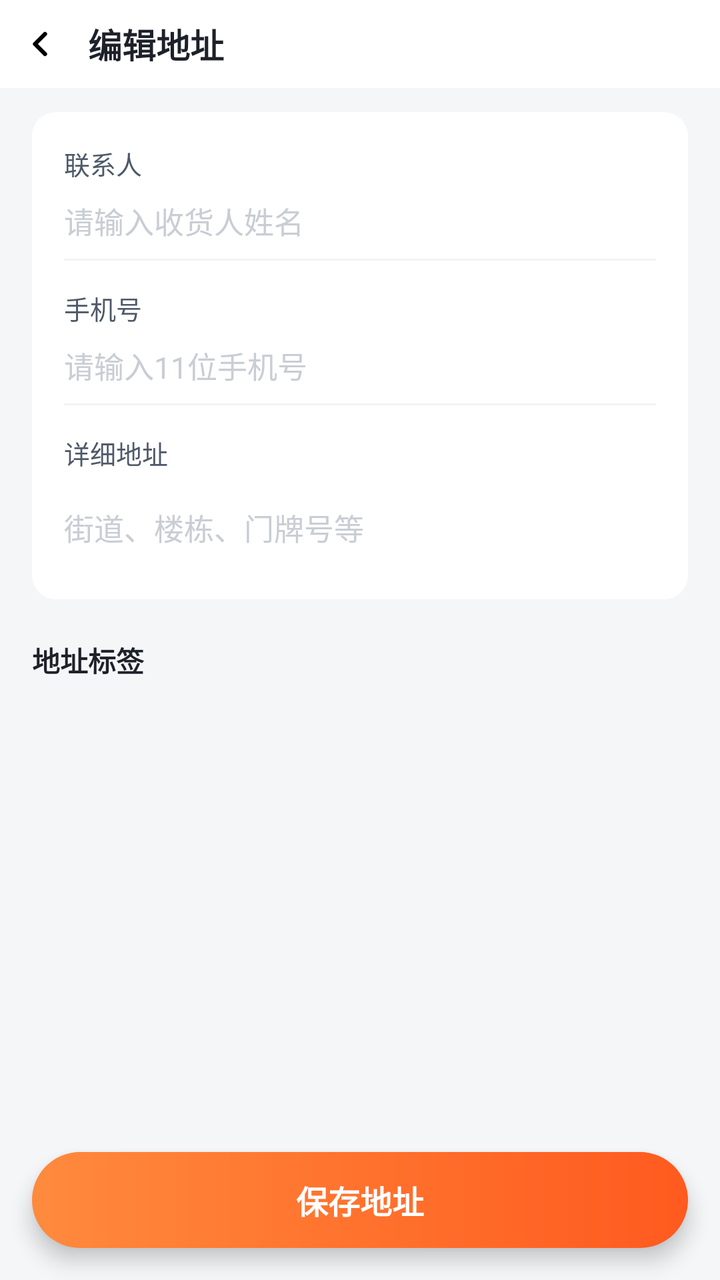
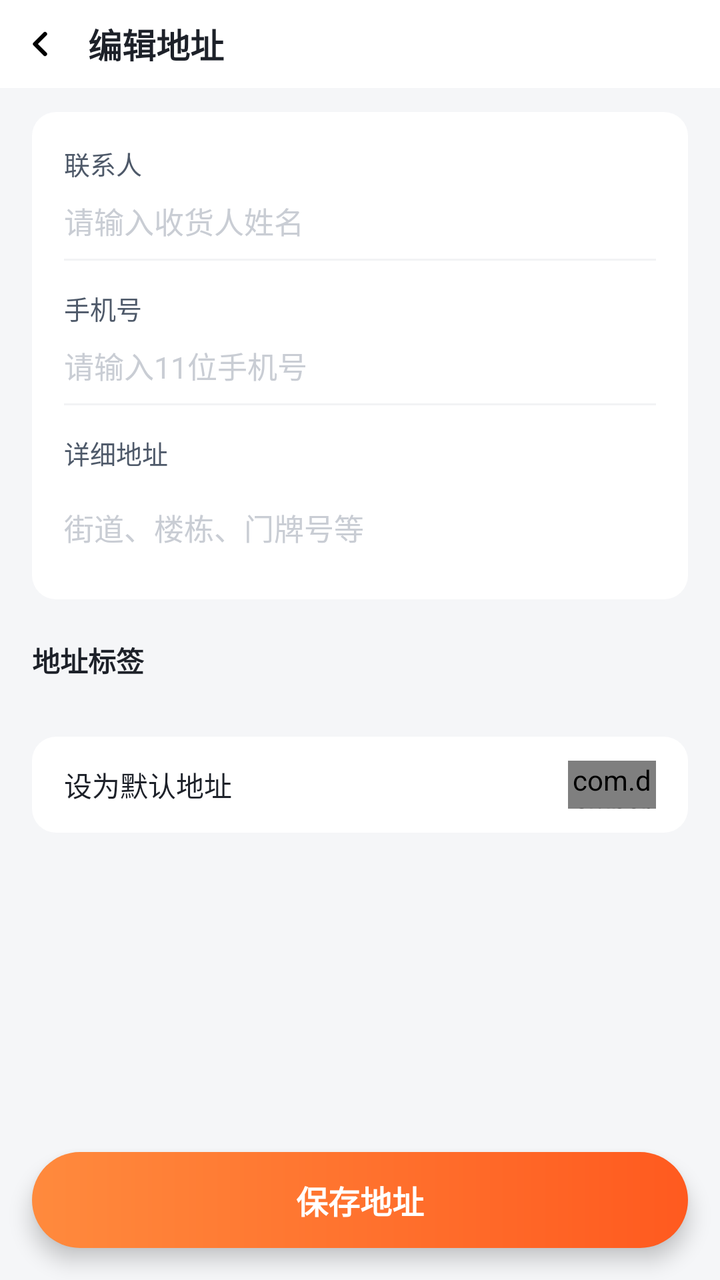

Two renders of the same Android screen: before a commit and after it. Below are the layout's source before the change and the commit's diff.
<!-- AndroidManifest.xml: application theme Theme.DawnClient -->
<!-- res/layout/activity_address_edit.xml -->
<?xml version="1.0" encoding="utf-8"?>
<LinearLayout xmlns:android="http://schemas.android.com/apk/res/android"
    android:layout_width="match_parent"
    android:layout_height="match_parent"
    android:background="@color/bg"
    android:orientation="vertical">

    <LinearLayout
        android:layout_width="match_parent"
        android:layout_height="44dp"
        android:background="@color/white"
        android:gravity="center_vertical"
        android:orientation="horizontal">

        <ImageView
            android:id="@+id/btnBack"
            android:layout_width="40dp"
            android:layout_height="match_parent"
            android:contentDescription="返回"
            android:padding="10dp"
            android:src="@drawable/ic_chevron_left" />

        <TextView
            android:layout_width="wrap_content"
            android:layout_height="wrap_content"
            android:layout_marginLeft="4dp"
            android:text="编辑地址"
            android:textColor="@color/text_primary"
            android:textSize="17sp"
            android:textStyle="bold" />
    </LinearLayout>

    <ScrollView
        android:layout_width="match_parent"
        android:layout_height="0dp"
        android:layout_weight="1"
        android:scrollbars="none">

        <LinearLayout
            android:layout_width="match_parent"
            android:layout_height="wrap_content"
            android:orientation="vertical">

            <LinearLayout
                android:layout_width="match_parent"
                android:layout_height="wrap_content"
                android:layout_marginLeft="16dp"
                android:layout_marginTop="12dp"
                android:layout_marginRight="16dp"
                android:background="@drawable/bg_card"
                android:orientation="vertical"
                android:padding="16dp">

                <TextView
                    android:layout_width="wrap_content"
                    android:layout_height="wrap_content"
                    android:text="联系人"
                    android:textColor="@color/text_secondary"
                    android:textSize="13sp" />

                <EditText
                    android:id="@+id/etName"
                    android:layout_width="match_parent"
                    android:layout_height="wrap_content"
                    android:layout_marginTop="8dp"
                    android:background="@null"
                    android:hint="请输入收货人姓名"
                    android:importantForAutofill="no"
                    android:textColor="@color/text_primary"
                    android:textColorHint="@color/text_faint"
                    android:textSize="15sp" />

                <View
                    android:layout_width="match_parent"
                    android:layout_height="1dp"
                    android:layout_marginTop="8dp"
                    android:background="@color/divider" />

                <TextView
                    android:layout_width="wrap_content"
                    android:layout_height="wrap_content"
                    android:layout_marginTop="14dp"
                    android:text="手机号"
                    android:textColor="@color/text_secondary"
                    android:textSize="13sp" />

                <EditText
                    android:id="@+id/etPhone"
                    android:layout_width="match_parent"
                    android:layout_height="wrap_content"
                    android:layout_marginTop="8dp"
                    android:background="@null"
                    android:hint="请输入11位手机号"
                    android:importantForAutofill="no"
                    android:inputType="phone"
                    android:maxLength="11"
                    android:textColor="@color/text_primary"
                    android:textColorHint="@color/text_faint"
                    android:textSize="15sp" />

                <View
                    android:layout_width="match_parent"
                    android:layout_height="1dp"
                    android:layout_marginTop="8dp"
                    android:background="@color/divider" />

                <TextView
                    android:layout_width="wrap_content"
                    android:layout_height="wrap_content"
                    android:layout_marginTop="14dp"
                    android:text="详细地址"
                    android:textColor="@color/text_secondary"
                    android:textSize="13sp" />

                <EditText
                    android:id="@+id/etDetail"
                    android:layout_width="match_parent"
                    android:layout_height="wrap_content"
                    android:layout_marginTop="8dp"
                    android:background="@null"
                    android:hint="街道、楼栋、门牌号等"
                    android:importantForAutofill="no"
                    android:inputType="textMultiLine"
                    android:minLines="2"
                    android:textColor="@color/text_primary"
                    android:textColorHint="@color/text_faint"
                    android:textSize="15sp" />
            </LinearLayout>

            <TextView
                android:layout_width="wrap_content"
                android:layout_height="wrap_content"
                android:layout_marginLeft="16dp"
                android:layout_marginTop="20dp"
                android:text="地址标签"
                android:textColor="@color/text_primary"
                android:textSize="14sp"
                android:textStyle="bold" />

            <LinearLayout
                android:id="@+id/tagRow"
                android:layout_width="match_parent"
                android:layout_height="wrap_content"
                android:layout_marginLeft="16dp"
                android:layout_marginTop="12dp"
                android:layout_marginRight="16dp"
                android:orientation="horizontal" />

            <View
                android:layout_width="match_parent"
                android:layout_height="16dp" />
        </LinearLayout>
    </ScrollView>

    <TextView
        android:id="@+id/btnSave"
        android:layout_width="match_parent"
        android:layout_height="48dp"
        android:layout_margin="16dp"
        android:background="@drawable/bg_btn_grad"
        android:elevation="6dp"
        android:gravity="center"
        android:text="保存地址"
        android:textColor="@color/white"
        android:textSize="16sp"
        android:textStyle="bold" />
</LinearLayout>
<!-- resources referenced by this layout -->
<resources>
  <color name="bg">#F5F6F8</color>
  <color name="divider">#F2F3F5</color>
  <color name="text_faint">#C9CDD4</color>
  <color name="text_primary">#1D2129</color>
  <color name="text_secondary">#4E5969</color>
  <color name="white">#FFFFFF</color>
  <!-- drawable bg_btn_grad (drawable) -->
  <?xml version="1.0" encoding="utf-8"?>
  <shape xmlns:android="http://schemas.android.com/apk/res/android">
      <gradient
          android:angle="0"
          android:endColor="#FF5A1F"
          android:startColor="#FF8A3D" />
      <corners android:radius="24dp" />
  </shape>
  <!-- drawable bg_card (drawable) -->
  <?xml version="1.0" encoding="utf-8"?>
  <shape xmlns:android="http://schemas.android.com/apk/res/android">
      <solid android:color="@color/white" />
      <corners android:radius="12dp" />
  </shape>
  <!-- drawable ic_chevron_left (drawable) -->
  <?xml version="1.0" encoding="utf-8"?>
  <vector xmlns:android="http://schemas.android.com/apk/res/android"
      android:width="24dp"
      android:height="24dp"
      android:viewportWidth="24"
      android:viewportHeight="24">
      <path
          android:fillColor="@android:color/transparent"
          android:strokeColor="#FF000000"
          android:strokeLineCap="round"
          android:strokeLineJoin="round"
          android:strokeWidth="2.5"
          android:pathData="M15,18l-6,-6l6,-6" />
  </vector>
  <style name="Theme.DawnClient" parent="Theme.AppCompat.Light.NoActionBar">
          <item name="android:windowBackground">@color/bg</item>
          <item name="android:statusBarColor">@android:color/transparent</item>
          <item name="android:navigationBarColor">@android:color/transparent</item>
          <item name="android:windowLightStatusBar">false</item>
          <item name="android:forceDarkAllowed">false</item>
          <item name="colorPrimary">@color/primary</item>
          <item name="colorPrimaryDark">@color/primary_dark</item>
          <item name="colorAccent">@color/primary</item>
      </style>
  <color name="primary">#FF6B2C</color>
  <color name="primary_dark">#FF5A1F</color>
</resources>

<!-- the commit's change to res/layout/activity_address_edit.xml (unified diff, before → after) -->
@@ -21,6 +21,7 @@
             android:src="@drawable/ic_chevron_left" />
 
         <TextView
+            android:id="@+id/tvTitle"
             android:layout_width="wrap_content"
             android:layout_height="wrap_content"
             android:layout_marginLeft="4dp"
@@ -145,6 +146,48 @@
                 android:layout_marginTop="12dp"
                 android:layout_marginRight="16dp"
                 android:orientation="horizontal" />
+
+            <LinearLayout
+                android:layout_width="match_parent"
+                android:layout_height="wrap_content"
+                android:layout_marginLeft="16dp"
+                android:layout_marginTop="16dp"
+                android:layout_marginRight="16dp"
+                android:background="@drawable/bg_card"
+                android:gravity="center_vertical"
+                android:orientation="horizontal"
+                android:paddingLeft="16dp"
+                android:paddingRight="16dp"
+                android:paddingTop="12dp"
+                android:paddingBottom="12dp">
+
+                <TextView
+                    android:layout_width="0dp"
+                    android:layout_height="wrap_content"
+                    android:layout_weight="1"
+                    android:text="设为默认地址"
+                    android:textColor="@color/text_primary"
+                    android:textSize="14sp" />
+
+                <com.dawnerrand.client.ui.components.SwitchView
+                    android:id="@+id/switchDefault"
+                    android:layout_width="44dp"
+                    android:layout_height="24dp" />
+            </LinearLayout>
+
+            <TextView
+                android:id="@+id/btnDelete"
+                android:layout_width="match_parent"
+                android:layout_height="46dp"
+                android:layout_marginLeft="16dp"
+                android:layout_marginTop="16dp"
+                android:layout_marginRight="16dp"
+                android:background="@drawable/bg_btn_outline"
+                android:gravity="center"
+                android:text="删除该地址"
+                android:textColor="@color/reward"
+                android:textSize="14sp"
+                android:visibility="gone" />
 
             <View
                 android:layout_width="match_parent"
<!-- resource entries referenced after the edit -->
@@ -2,6 +2,7 @@
 <resources>
   <color name="bg">#F5F6F8</color>
   <color name="divider">#F2F3F5</color>
+  <color name="reward">#FF4D4F</color>
   <color name="text_faint">#C9CDD4</color>
   <color name="text_primary">#1D2129</color>
   <color name="text_secondary">#4E5969</color>
@@ -13,6 +14,15 @@
           android:angle="0"
           android:endColor="#FF5A1F"
           android:startColor="#FF8A3D" />
+      <corners android:radius="24dp" />
+  </shape>
+  <!-- drawable bg_btn_outline (drawable) -->
+  <?xml version="1.0" encoding="utf-8"?>
+  <shape xmlns:android="http://schemas.android.com/apk/res/android">
+      <solid android:color="@color/white" />
+      <stroke
+          android:width="1dp"
+          android:color="@color/border" />
       <corners android:radius="24dp" />
   </shape>
   <!-- drawable bg_card (drawable) -->
@@ -46,6 +56,7 @@
           <item name="colorPrimaryDark">@color/primary_dark</item>
           <item name="colorAccent">@color/primary</item>
       </style>
+  <color name="border">#E5E6EB</color>
   <color name="primary">#FF6B2C</color>
   <color name="primary_dark">#FF5A1F</color>
 </resources>
